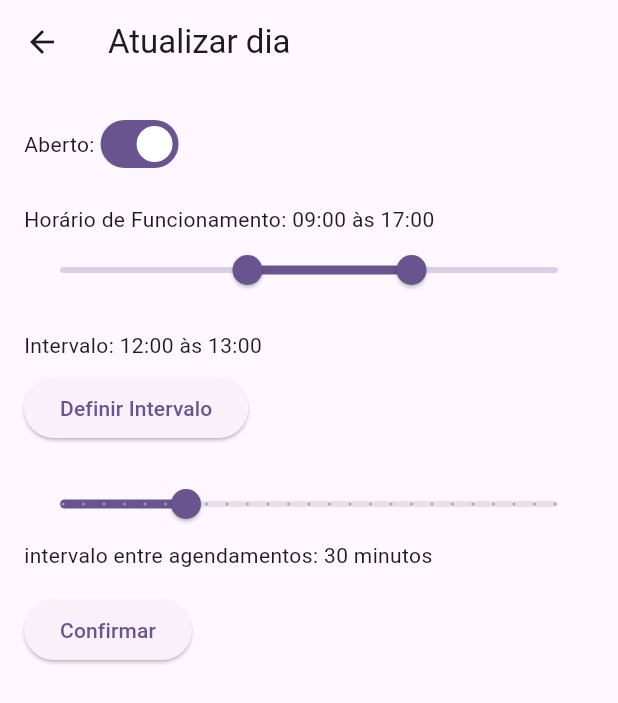
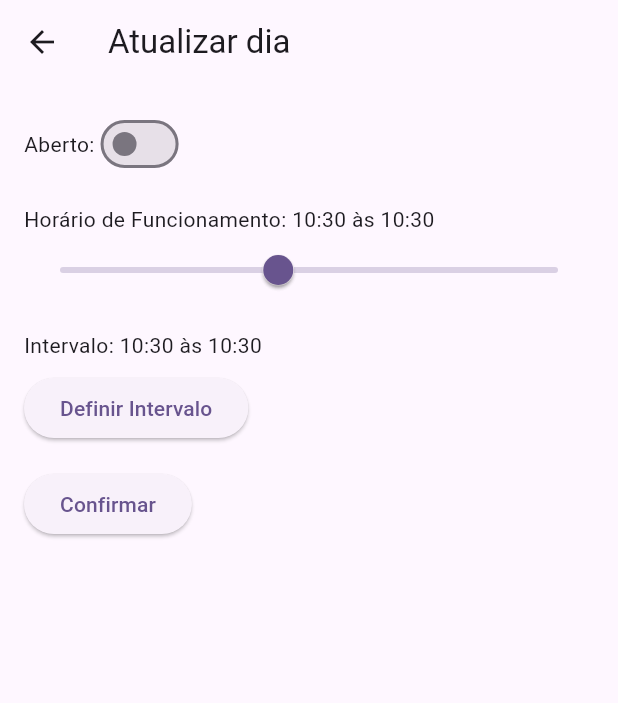
Before and after one commit to devgomes10/fullserva, a Flutter app: the WeekDaysView screen opened directly, after a tap on an icon or button, on a phone screen of 412 x 824 dp. Shown: the top 703 px of the screen. Run offline on Flutter 3.47's test engine with Material 3 defaults, Android fonts, the phone set to English and light mode, and no system bars; our stand-ins replace cloud_firestore, firebase_auth, firebase_core, mask_text_input_formatter, table_calendar; accounts and stored records are empty; generated files the repository leaves out were written again.

Commit message:
corrigido atualização dos dias da semana

```diff
--- a/lib/controllers/week_days_controller.dart
+++ b/lib/controllers/week_days_controller.dart
@@ -25,7 +25,6 @@ class WeekDaysController implements WeekDaysUseCase {
         working: true,
         startTime: DateTime(2024, 1, 16, 9),
         endTime: DateTime(2024, 1, 16, 17),
-        appointmentInterval: 30,
         startTimeInterval: DateTime(2024, 1, 1, 12),
         endTimeInterval: DateTime(2024, 1, 1, 13),
       ),
@@ -34,7 +33,6 @@ class WeekDaysController implements WeekDaysUseCase {
         working: true,
         startTime: DateTime(2024, 1, 16, 9),
         endTime: DateTime(2024, 1, 16, 17),
-        appointmentInterval: 30,
         startTimeInterval: DateTime(2024, 1, 1, 12),
         endTimeInterval: DateTime(2024, 1, 1, 13),
       ),
@@ -43,7 +41,6 @@ class WeekDaysController implements WeekDaysUseCase {
         working: true,
         startTime: DateTime(2024, 1, 16, 9),
         endTime: DateTime(2024, 1, 16, 17),
-        appointmentInterval: 30,
         startTimeInterval: DateTime(2024, 1, 1, 12),
         endTimeInterval: DateTime(2024, 1, 1, 13),
       ),
@@ -52,7 +49,6 @@ class WeekDaysController implements WeekDaysUseCase {
         working: true,
         startTime: DateTime(2024, 1, 16, 9),
         endTime: DateTime(2024, 1, 16, 17),
-        appointmentInterval: 30,
         startTimeInterval: DateTime(2024, 1, 1, 12),
         endTimeInterval: DateTime(2024, 1, 1, 13),
       ),
@@ -61,7 +57,6 @@ class WeekDaysController implements WeekDaysUseCase {
         working: true,
         startTime: DateTime(2024, 1, 16, 9),
         endTime: DateTime(2024, 1, 16, 17),
-        appointmentInterval: 30,
         startTimeInterval: DateTime(2024, 1, 1, 12),
         endTimeInterval: DateTime(2024, 1, 1, 13),
       ),
@@ -70,7 +65,6 @@ class WeekDaysController implements WeekDaysUseCase {
         working: false,
         startTime: DateTime(2024, 1, 16, 9),
         endTime: DateTime(2024, 1, 16, 17),
-        appointmentInterval: 30,
         startTimeInterval: DateTime(2024, 1, 1, 12),
         endTimeInterval: DateTime(2024, 1, 1, 13),
       ),
@@ -79,7 +73,6 @@ class WeekDaysController implements WeekDaysUseCase {
         working: false,
         startTime: DateTime(2024, 1, 16, 9),
         endTime: DateTime(2024, 1, 16, 17),
-        appointmentInterval: 30,
         startTimeInterval: DateTime(2024, 1, 1, 12),
         endTimeInterval: DateTime(2024, 1, 1, 13),
       ),
@@ -89,7 +82,7 @@ class WeekDaysController implements WeekDaysUseCase {
       for (var day in weekDays) {
         await weekDaysRepository
             .weekDaysCollection
-            .doc(day.id.toString()) // Use o ID como identificador único
+            .doc(day.id.toString())
             .set(day.toMap());
       }
       print("Dias da semana adicionados com sucesso!");
--- a/lib/domain/entities/week_days.dart
+++ b/lib/domain/entities/week_days.dart
@@ -5,7 +5,6 @@ class WeekDays {
   DateTime endTime;
   DateTime startTimeInterval;
   DateTime endTimeInterval;
-  int appointmentInterval;
 
   WeekDays({
     required this.id,
@@ -14,7 +13,6 @@ class WeekDays {
     required this.endTime,
     required this.startTimeInterval,
     required this.endTimeInterval,
-    required this.appointmentInterval,
   });
 
   // Converting a map to an instance
@@ -24,8 +22,7 @@ class WeekDays {
         startTime = map["startTime"],
         endTime = map["endTime"],
         startTimeInterval = map["startTimeInterval"],
-        endTimeInterval = map["endTimeInterval"],
-        appointmentInterval = map["appointmentInterval"];
+        endTimeInterval = map["endTimeInterval"];
 
   // Convert an instance to a map
   Map<String, dynamic> toMap() {
@@ -36,7 +33,6 @@ class WeekDays {
       "endTime": endTime,
       "startTimeInterval": startTimeInterval,
       "endTimeInterval": endTimeInterval,
-      "appointmentInterval": appointmentInterval,
     };
   }
 }
--- a/lib/main.dart
+++ b/lib/main.dart
@@ -1,13 +1,17 @@
 import 'package:flutter/material.dart';
 import 'package:firebase_core/firebase_core.dart';
 import 'package:fullserva/views/components/menu_navigator.dart';
+import 'controllers/week_days_controller.dart';
 import 'data/firebase_options.dart';
+import 'package:intl/date_symbol_data_local.dart';
 
 void main() async {
+  await initializeDateFormatting('pt_BR', null);
   WidgetsFlutterBinding.ensureInitialized();
   await Firebase.initializeApp(
     options: DefaultFirebaseOptions.currentPlatform,
   );
+  await WeekDaysController().setupInitialWeekDays();
   runApp(
     const Fullserva(),
   );
--- a/lib/views/appointment_view.dart
+++ b/lib/views/appointment_view.dart
@@ -83,6 +83,7 @@ class _AppointmentViewState extends State<AppointmentView> {
                   },
                 );
               },
+              locale: locale,
               headerStyle: const HeaderStyle(
                 formatButtonVisible: false,
                 titleCentered: true,
--- a/lib/views/week_days_form.dart
+++ b/lib/views/week_days_form.dart
@@ -4,9 +4,9 @@ import 'package:intl/intl.dart';
 import '../domain/entities/week_days.dart';
 
 class WeekDaysForm extends StatefulWidget {
-  final WeekDays? model;
+  final WeekDays weekDays;
 
-  const WeekDaysForm({Key? key, this.model}) : super(key: key);
+  const WeekDaysForm({Key? key, required this.weekDays}) : super(key: key);
 
   @override
   State<WeekDaysForm> createState() => _WeekDaysFormState();
@@ -21,23 +21,9 @@ class _WeekDaysFormState extends State<WeekDaysForm> {
   double appointmentInterval = 20;
   DateFormat timeFormat = DateFormat('HH:mm');
 
-  @override
-  void initState() {
-    super.initState();
-    if (widget.model != null) {
-      // Preencha os campos do formulário com os valores do dia selecionado
-      working = widget.model!.working;
-      startTime = widget.model!.startTime;
-      endTime = widget.model!.endTime;
-      startTimeInterval = widget.model!.startTimeInterval;
-      endTimeInterval = widget.model!.endTimeInterval;
-      appointmentInterval = widget.model!.appointmentInterval.toDouble();
-    }
-  }
 
   @override
   Widget build(BuildContext context) {
-    final weekDaysModel = widget.model;
     return Scaffold(
       appBar: AppBar(
         title: const Text('Atualizar dia'),
@@ -62,8 +48,7 @@ class _WeekDaysFormState extends State<WeekDaysForm> {
             ),
             const SizedBox(height: 16),
             Text(
-                'Horário de Funcionamento: ${timeFormat.format(
-                    startTime)} às ${timeFormat.format(endTime)}'),
+                'Horário de Funcionamento: ${timeFormat.format(startTime)} às ${timeFormat.format(endTime)}'),
             RangeSlider(
               values: RangeValues(
                 _convertTimeToDouble(startTime),
@@ -85,9 +70,7 @@ class _WeekDaysFormState extends State<WeekDaysForm> {
             ),
             const SizedBox(height: 16),
             Text(
-                'Intervalo: ${timeFormat.format(
-                    startTimeInterval)} às ${timeFormat.format(
-                    endTimeInterval)}'),
+                'Intervalo: ${timeFormat.format(startTimeInterval)} às ${timeFormat.format(endTimeInterval)}'),
             const SizedBox(height: 8.0),
             Row(
               children: [
@@ -110,38 +93,22 @@ class _WeekDaysFormState extends State<WeekDaysForm> {
               ],
             ),
             const SizedBox(height: 16),
-            Slider(
-              value: appointmentInterval,
-              max: 120,
-              divisions: 24,
-              label: appointmentInterval.round().toString(),
-              onChanged: (double value) {
-                setState(() {
-                  appointmentInterval = value;
-                });
-              },
-            ),
-            Text(
-                "intervalo entre agendamentos: ${appointmentInterval
-                    .toInt()} minutos"),
-            const SizedBox(height: 16),
             ElevatedButton(
               onPressed: () async {
                 WeekDays weekDays = WeekDays(
-                  id: weekDaysModel!.id,
+                  id: widget.weekDays.id,
                   working: working,
                   startTime: startTime,
                   endTime: endTime,
-                  appointmentInterval: appointmentInterval.toInt(),
                   startTimeInterval: startTimeInterval,
                   endTimeInterval: endTimeInterval,
                 );
 
-                weekDays.id = weekDaysModel.id;
+
+                print("startTime: $startTime");
 
                 await WeekDaysController().updateWeekDays(weekDays);
 
-                print(WeekDaysController().updateWeekDays(weekDays));
                 Navigator.pop(context);
               },
               child: const Text('Confirmar'),
@@ -163,7 +130,7 @@ class _WeekDaysFormState extends State<WeekDaysForm> {
   DateTime _convertDoubleToTime(double time) {
     int hours = time ~/ 60;
     int minutes = (time % 60).toInt();
-    return DateTime.utc(0, 1, 1, hours, minutes);
+    return DateTime(1, 1, 1, hours, minutes); // Use DateTime sem UTC
   }
 }
 
@@ -185,7 +152,7 @@ class _IntervalPickerDialogState extends State<IntervalPickerDialog> {
   DateTime _convertDoubleToTime(double time) {
     int hours = time ~/ 60;
     int minutes = (time % 60).toInt();
-    return DateTime.utc(0, 1, 1, hours, minutes);
+    return DateTime(1, 1, 1, hours, minutes); // Use DateTime sem UTC
   }
 
   String _formatTime(DateTime time) {
--- a/lib/views/week_days_view.dart
+++ b/lib/views/week_days_view.dart
@@ -15,11 +15,6 @@ class _WeekDaysViewState extends State<WeekDaysView> {
   final WeekDaysController calendarTimesController = WeekDaysController();
   DateFormat timeFormat = DateFormat('HH:mm');
 
-  @override
-  void initState() {
-    super.initState();
-    calendarTimesController.setupInitialWeekDays();
-  }
 
   @override
   Widget build(BuildContext context) {
@@ -46,13 +41,12 @@ class _WeekDaysViewState extends State<WeekDaysView> {
           }
           return ListView.separated(
             itemBuilder: (context, int i) {
-              WeekDays model = days[i];
               return ListTile(
                 onTap: () {
                   Navigator.push(
                     context,
                     MaterialPageRoute(
-                      builder: (context) => WeekDaysForm(model: model),
+                      builder: (context) => WeekDaysForm(weekDays: days[i]),
                     ),
                   );
                 },
--- a/pubspec.yaml
+++ b/pubspec.yaml
@@ -23,6 +23,7 @@ dependencies:
   mask_text_input_formatter: ^2.7.0
   fl_chart: ^0.66.0
   collection: ^1.18.0
+  time_range_picker: ^2.2.0
 
 dev_dependencies:
   flutter_test:
```
Also changed, not shown: lib/data/repositories/week_days_repository.dart (+8 -2 lines), pubspec.lock.
